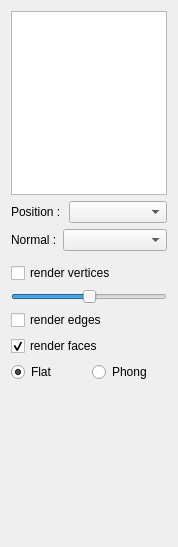
The window that SCHNApps/Plugins/render/forms/render.ui (cgogn/CGoGN) describes before a commit, drawn with Qt 5.
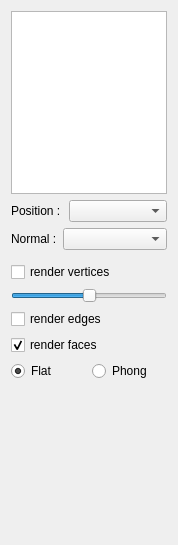
The same window after the commit.

Diff of the .ui file:
```diff
--- a/SCHNApps/Plugins/render/forms/render.ui
+++ b/SCHNApps/Plugins/render/forms/render.ui
@@ -7,7 +7,7 @@
     <x>0</x>
     <y>0</y>
     <width>174</width>
-    <height>547</height>
+    <height>545</height>
    </rect>
   </property>
   <property name="windowTitle">
```
